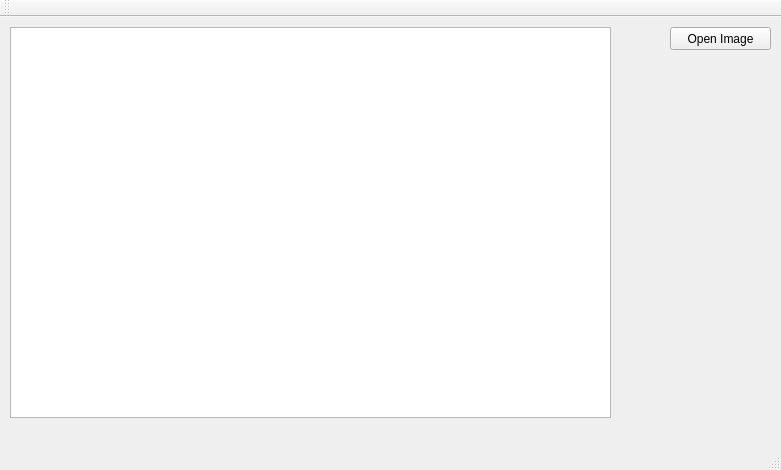
Above: CV_Astu/mainwindow.ui from AKorney/astu before the change. Below: the same form after it.
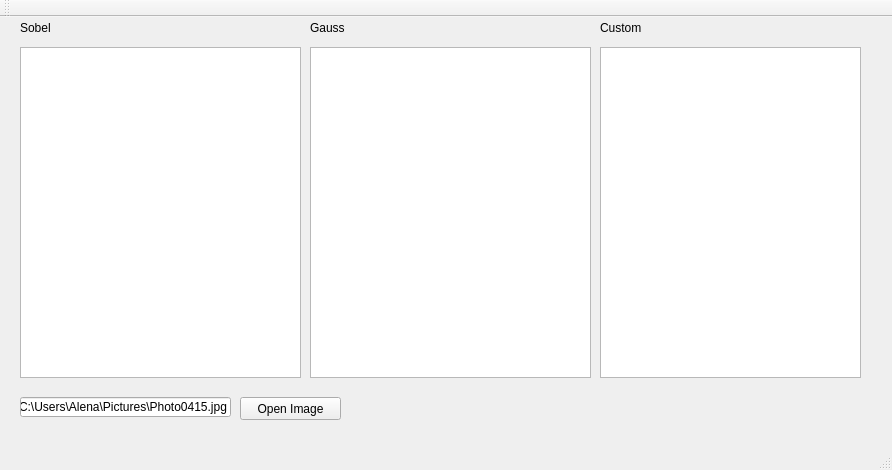
That is the form after the change.

```diff
--- a/CV_Astu/mainwindow.ui
+++ b/CV_Astu/mainwindow.ui
@@ -6,7 +6,7 @@
    <rect>
     <x>0</x>
     <y>0</y>
-    <width>781</width>
+    <width>892</width>
     <height>470</height>
    </rect>
   </property>
@@ -17,8 +17,8 @@
    <widget class="QPushButton" name="openButton">
     <property name="geometry">
      <rect>
-      <x>670</x>
-      <y>10</y>
+      <x>240</x>
+      <y>380</y>
       <width>101</width>
       <height>23</height>
      </rect>
@@ -30,13 +30,85 @@
    <widget class="QGraphicsView" name="graphicsView">
     <property name="geometry">
      <rect>
-      <x>10</x>
-      <y>10</y>
-      <width>601</width>
-      <height>391</height>
+      <x>20</x>
+      <y>30</y>
+      <width>281</width>
+      <height>331</height>
      </rect>
     </property>
    </widget>
+   <widget class="QGraphicsView" name="graphicsView_2">
+    <property name="geometry">
+     <rect>
+      <x>310</x>
+      <y>30</y>
+      <width>281</width>
+      <height>331</height>
+     </rect>
+    </property>
+   </widget>
+   <widget class="QGraphicsView" name="graphicsView_3">
+    <property name="geometry">
+     <rect>
+      <x>600</x>
+      <y>30</y>
+      <width>261</width>
+      <height>331</height>
+     </rect>
+    </property>
+   </widget>
+   <widget class="QLineEdit" name="lineEdit">
+    <property name="geometry">
+     <rect>
+      <x>20</x>
+      <y>380</y>
+      <width>211</width>
+      <height>20</height>
+     </rect>
+    </property>
+    <property name="text">
+     <string>C:\Users\Alena\Pictures\Photo0415.jpg</string>
+    </property>
+   </widget>
+   <widget class="QLabel" name="label">
+    <property name="geometry">
+     <rect>
+      <x>20</x>
+      <y>0</y>
+      <width>91</width>
+      <height>21</height>
+     </rect>
+    </property>
+    <property name="text">
+     <string>Sobel</string>
+    </property>
+   </widget>
+   <widget class="QLabel" name="label_2">
+    <property name="geometry">
+     <rect>
+      <x>310</x>
+      <y>0</y>
+      <width>91</width>
+      <height>21</height>
+     </rect>
+    </property>
+    <property name="text">
+     <string>Gauss</string>
+    </property>
+   </widget>
+   <widget class="QLabel" name="label_3">
+    <property name="geometry">
+     <rect>
+      <x>600</x>
+      <y>0</y>
+      <width>91</width>
+      <height>21</height>
+     </rect>
+    </property>
+    <property name="text">
+     <string>Custom</string>
+    </property>
+   </widget>
   </widget>
   <widget class="QMenuBar" name="menuBar">
    <property name="geometry">
```
Left out of the diff: 2 changed lines with no effect on the pictures.
